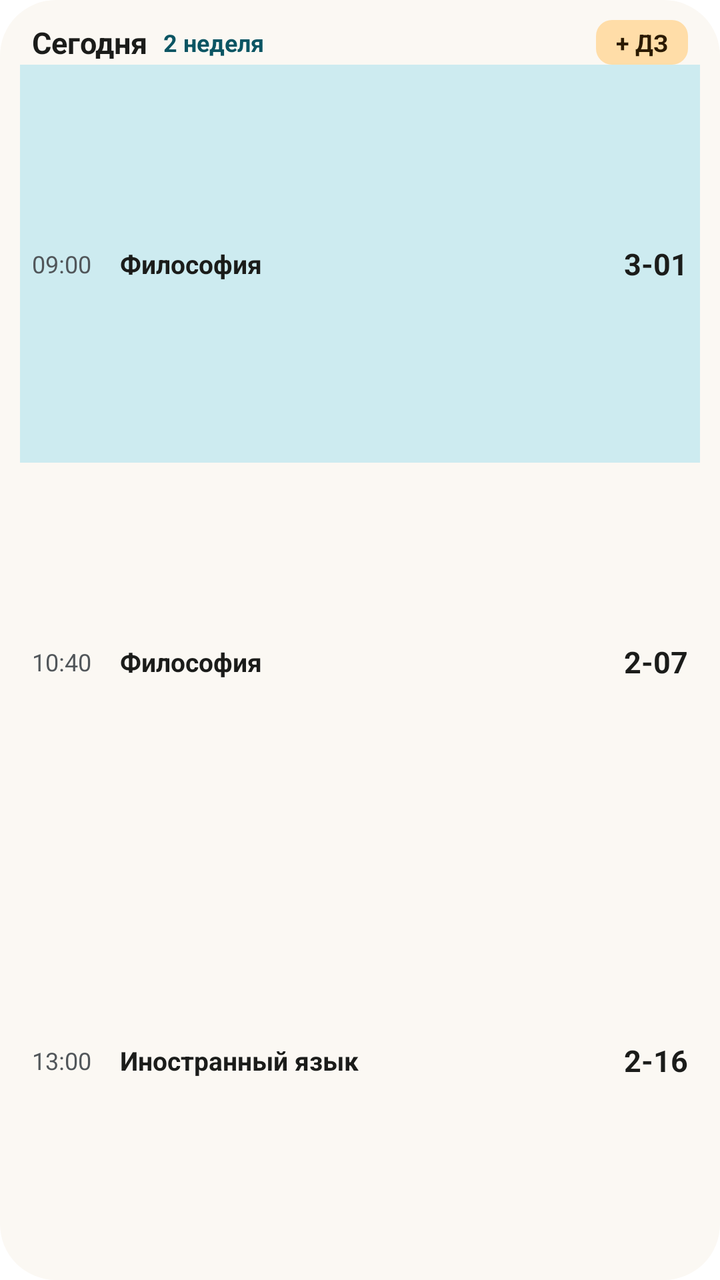
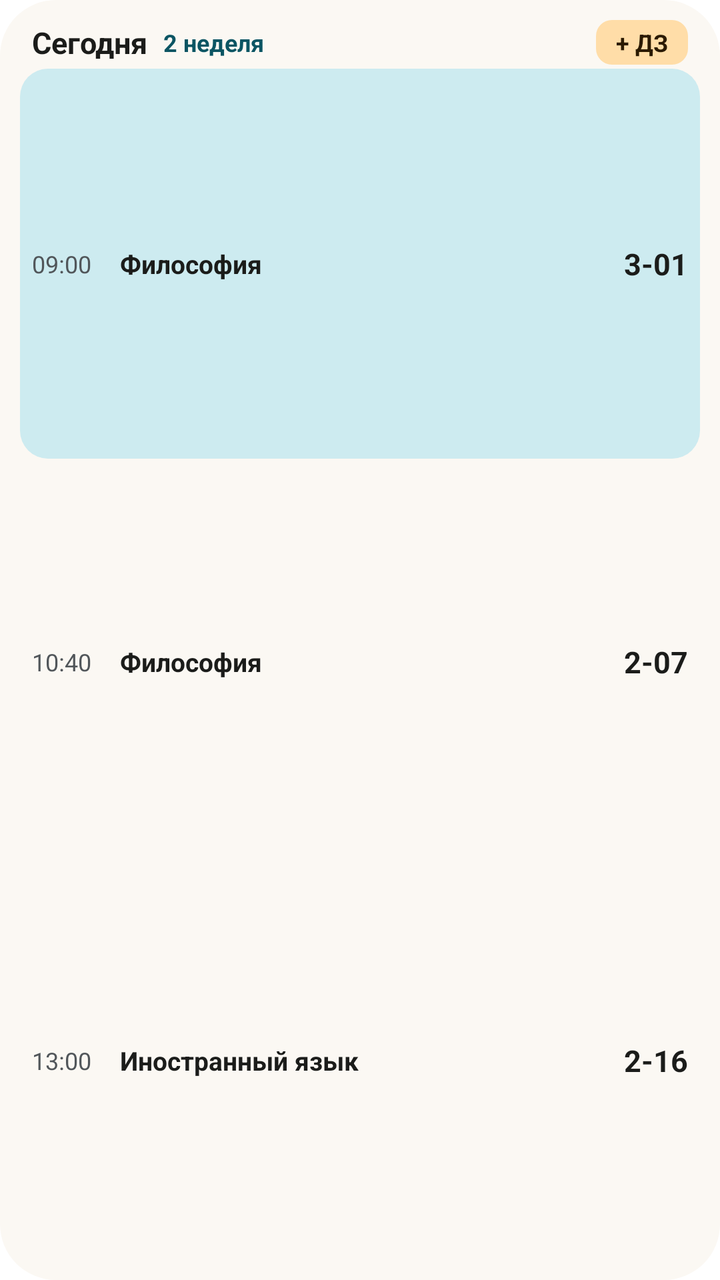

Two renders of the same Android screen: before a commit and after it. Below are the layout's source before the change and the commit's diff.
<!-- AndroidManifest.xml: fallback theme Theme.MaterialComponents.DayNight.NoActionBar -->
<!-- res/layout/widget_today_preview.xml -->
<?xml version="1.0" encoding="utf-8"?>
<LinearLayout xmlns:android="http://schemas.android.com/apk/res/android"
        android:layout_width="match_parent"
    android:layout_height="match_parent"
    android:background="@drawable/widget_background"
    android:orientation="vertical"
    android:padding="10dp">

    <LinearLayout
        android:layout_width="match_parent"
        android:layout_height="wrap_content"
        android:gravity="center_vertical"
        android:orientation="horizontal"
        android:paddingHorizontal="6dp">

        <TextView
            android:id="@+id/title"
            android:text="Сегодня"
            android:layout_width="wrap_content"
            android:layout_height="wrap_content"
            android:maxLines="1"
            android:textColor="@color/widget_text"
            android:textSize="15sp"
            android:textStyle="bold" />

        <TextView
            android:id="@+id/week"
            android:text="2 неделя"
            android:layout_width="0dp"
            android:layout_height="wrap_content"
            android:layout_marginStart="8dp"
            android:layout_weight="1"
            android:maxLines="1"
            android:textColor="@color/widget_accent"
            android:textSize="12sp"
            android:textStyle="bold" />

        <TextView
            android:id="@+id/add_homework"
            android:layout_width="wrap_content"
            android:layout_height="wrap_content"
            android:background="@drawable/widget_badge"
            android:paddingHorizontal="10dp"
            android:paddingVertical="3dp"
            android:text="@string/widget_add_homework"
            android:textColor="@color/widget_badge_text"
            android:textSize="12sp"
            android:textStyle="bold" />
    </LinearLayout>

    <LinearLayout
        android:id="@+id/row_1"
        android:background="@color/widget_highlight"
        android:layout_width="match_parent"
        android:layout_height="0dp"
        android:layout_weight="1"
        android:gravity="center_vertical"
        android:orientation="horizontal"
        android:paddingHorizontal="6dp">

        <TextView
            android:id="@+id/time_1"
            android:text="09:00"
            android:layout_width="44dp"
            android:layout_height="wrap_content"
            android:textColor="@color/widget_text_secondary"
            android:textSize="12sp" />

        <TextView
            android:id="@+id/subject_1"
            android:text="Философия"
            android:layout_width="0dp"
            android:layout_height="wrap_content"
            android:layout_weight="1"
            android:ellipsize="end"
            android:maxLines="1"
            android:textColor="@color/widget_text"
            android:textSize="13sp"
            android:textStyle="bold" />

        <TextView
            android:id="@+id/room_1"
            android:text="3-01"
            android:layout_width="wrap_content"
            android:layout_height="wrap_content"
            android:layout_marginStart="6dp"
            android:maxLines="1"
            android:textColor="@color/widget_text"
            android:textSize="15sp"
            android:textStyle="bold" />
    </LinearLayout>
    <LinearLayout
        android:id="@+id/row_2"
        android:layout_width="match_parent"
        android:layout_height="0dp"
        android:layout_weight="1"
        android:gravity="center_vertical"
        android:orientation="horizontal"
        android:paddingHorizontal="6dp">

        <TextView
            android:id="@+id/time_2"
            android:text="10:40"
            android:layout_width="44dp"
            android:layout_height="wrap_content"
            android:textColor="@color/widget_text_secondary"
            android:textSize="12sp" />

        <TextView
            android:id="@+id/subject_2"
            android:text="Философия"
            android:layout_width="0dp"
            android:layout_height="wrap_content"
            android:layout_weight="1"
            android:ellipsize="end"
            android:maxLines="1"
            android:textColor="@color/widget_text"
            android:textSize="13sp"
            android:textStyle="bold" />

        <TextView
            android:id="@+id/room_2"
            android:text="2-07"
            android:layout_width="wrap_content"
            android:layout_height="wrap_content"
            android:layout_marginStart="6dp"
            android:maxLines="1"
            android:textColor="@color/widget_text"
            android:textSize="15sp"
            android:textStyle="bold" />
    </LinearLayout>
    <LinearLayout
        android:id="@+id/row_3"
        android:layout_width="match_parent"
        android:layout_height="0dp"
        android:layout_weight="1"
        android:gravity="center_vertical"
        android:orientation="horizontal"
        android:paddingHorizontal="6dp">

        <TextView
            android:id="@+id/time_3"
            android:text="13:00"
            android:layout_width="44dp"
            android:layout_height="wrap_content"
            android:textColor="@color/widget_text_secondary"
            android:textSize="12sp" />

        <TextView
            android:id="@+id/subject_3"
            android:text="Иностранный язык"
            android:layout_width="0dp"
            android:layout_height="wrap_content"
            android:layout_weight="1"
            android:ellipsize="end"
            android:maxLines="1"
            android:textColor="@color/widget_text"
            android:textSize="13sp"
            android:textStyle="bold" />

        <TextView
            android:id="@+id/room_3"
            android:text="2-16"
            android:layout_width="wrap_content"
            android:layout_height="wrap_content"
            android:layout_marginStart="6dp"
            android:maxLines="1"
            android:textColor="@color/widget_text"
            android:textSize="15sp"
            android:textStyle="bold" />
    </LinearLayout>
    <LinearLayout
        android:id="@+id/row_4"
        android:visibility="gone"
        android:layout_width="match_parent"
        android:layout_height="0dp"
        android:layout_weight="1"
        android:gravity="center_vertical"
        android:orientation="horizontal"
        android:paddingHorizontal="6dp">

        <TextView
            android:id="@+id/time_4"
            android:layout_width="44dp"
            android:layout_height="wrap_content"
            android:textColor="@color/widget_text_secondary"
            android:textSize="12sp" />

        <TextView
            android:id="@+id/subject_4"
            android:layout_width="0dp"
            android:layout_height="wrap_content"
            android:layout_weight="1"
            android:ellipsize="end"
            android:maxLines="1"
            android:textColor="@color/widget_text"
            android:textSize="13sp"
            android:textStyle="bold" />

        <TextView
            android:id="@+id/room_4"
            android:layout_width="wrap_content"
            android:layout_height="wrap_content"
            android:layout_marginStart="6dp"
            android:maxLines="1"
            android:textColor="@color/widget_text"
            android:textSize="15sp"
            android:textStyle="bold" />
    </LinearLayout>
    <LinearLayout
        android:id="@+id/row_5"
        android:visibility="gone"
        android:layout_width="match_parent"
        android:layout_height="0dp"
        android:layout_weight="1"
        android:gravity="center_vertical"
        android:orientation="horizontal"
        android:paddingHorizontal="6dp">

        <TextView
            android:id="@+id/time_5"
            android:layout_width="44dp"
            android:layout_height="wrap_content"
            android:textColor="@color/widget_text_secondary"
            android:textSize="12sp" />

        <TextView
            android:id="@+id/subject_5"
            android:layout_width="0dp"
            android:layout_height="wrap_content"
            android:layout_weight="1"
            android:ellipsize="end"
            android:maxLines="1"
            android:textColor="@color/widget_text"
            android:textSize="13sp"
            android:textStyle="bold" />

        <TextView
            android:id="@+id/room_5"
            android:layout_width="wrap_content"
            android:layout_height="wrap_content"
            android:layout_marginStart="6dp"
            android:maxLines="1"
            android:textColor="@color/widget_text"
            android:textSize="15sp"
            android:textStyle="bold" />
    </LinearLayout>
</LinearLayout>
<!-- resources referenced by this layout -->
<resources>
  <color name="widget_accent">#FF0B5563</color>
  <color name="widget_badge_text">#FF2B1A00</color>
  <color name="widget_highlight">#FFCDEBF0</color>
  <color name="widget_text">#FF1B1C1A</color>
  <color name="widget_text_secondary">#FF51565A</color>
  <!-- drawable widget_background (drawable) -->
  <?xml version="1.0" encoding="utf-8"?>
  <shape xmlns:android="http://schemas.android.com/apk/res/android" android:shape="rectangle">
      <solid android:color="@color/widget_bg" />
      <corners android:radius="28dp" />
  </shape>
  <!-- drawable widget_badge (drawable) -->
  <?xml version="1.0" encoding="utf-8"?>
  <shape xmlns:android="http://schemas.android.com/apk/res/android" android:shape="rectangle">
      <solid android:color="@color/widget_badge_bg" />
      <corners android:radius="8dp" />
  </shape>
  <string name="widget_add_homework">+ ДЗ</string>
  <color name="widget_bg">#FFFBF8F3</color>
  <color name="widget_badge_bg">#FFFFDDA8</color>
</resources>

<!-- the commit's change to res/layout/widget_today_preview.xml (unified diff, before → after) -->
@@ -50,10 +50,11 @@
 
     <LinearLayout
         android:id="@+id/row_1"
-        android:background="@color/widget_highlight"
-        android:layout_width="match_parent"
-        android:layout_height="0dp"
-        android:layout_weight="1"
+        android:background="@drawable/widget_row_highlight"
+        android:layout_width="match_parent"
+        android:layout_height="0dp"
+        android:layout_weight="1"
+        android:layout_marginVertical="2dp"
         android:gravity="center_vertical"
         android:orientation="horizontal"
         android:paddingHorizontal="6dp">
@@ -94,6 +95,7 @@
         android:layout_width="match_parent"
         android:layout_height="0dp"
         android:layout_weight="1"
+        android:layout_marginVertical="2dp"
         android:gravity="center_vertical"
         android:orientation="horizontal"
         android:paddingHorizontal="6dp">
@@ -134,6 +136,7 @@
         android:layout_width="match_parent"
         android:layout_height="0dp"
         android:layout_weight="1"
+        android:layout_marginVertical="2dp"
         android:gravity="center_vertical"
         android:orientation="horizontal"
         android:paddingHorizontal="6dp">
@@ -175,6 +178,7 @@
         android:layout_width="match_parent"
         android:layout_height="0dp"
         android:layout_weight="1"
+        android:layout_marginVertical="2dp"
         android:gravity="center_vertical"
         android:orientation="horizontal"
         android:paddingHorizontal="6dp">
@@ -213,6 +217,7 @@
         android:layout_width="match_parent"
         android:layout_height="0dp"
         android:layout_weight="1"
+        android:layout_marginVertical="2dp"
         android:gravity="center_vertical"
         android:orientation="horizontal"
         android:paddingHorizontal="6dp">
<!-- resource entries referenced after the edit -->
@@ -17,6 +17,12 @@
       <solid android:color="@color/widget_badge_bg" />
       <corners android:radius="8dp" />
   </shape>
+  <!-- drawable widget_row_highlight (drawable) -->
+  <?xml version="1.0" encoding="utf-8"?>
+  <shape xmlns:android="http://schemas.android.com/apk/res/android" android:shape="rectangle">
+      <solid android:color="@color/widget_highlight" />
+      <corners android:radius="14dp" />
+  </shape>
   <string name="widget_add_homework">+ ДЗ</string>
   <color name="widget_bg">#FFFBF8F3</color>
   <color name="widget_badge_bg">#FFFFDDA8</color>
